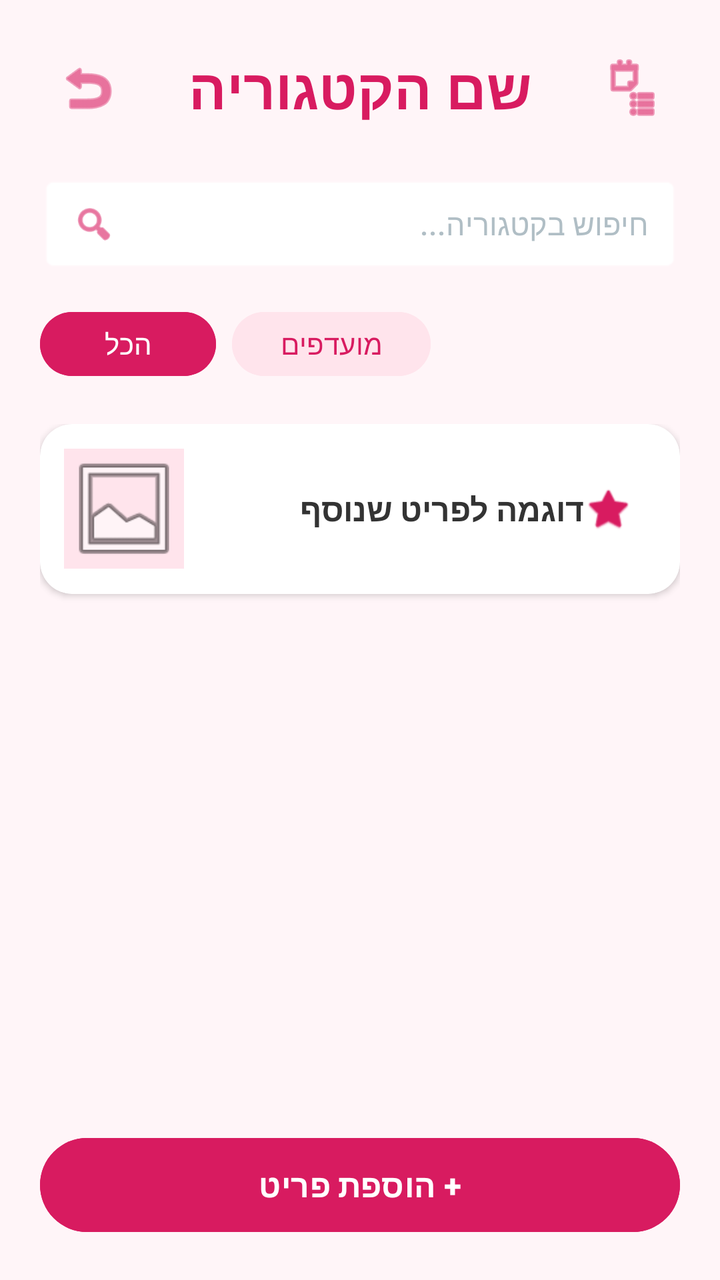
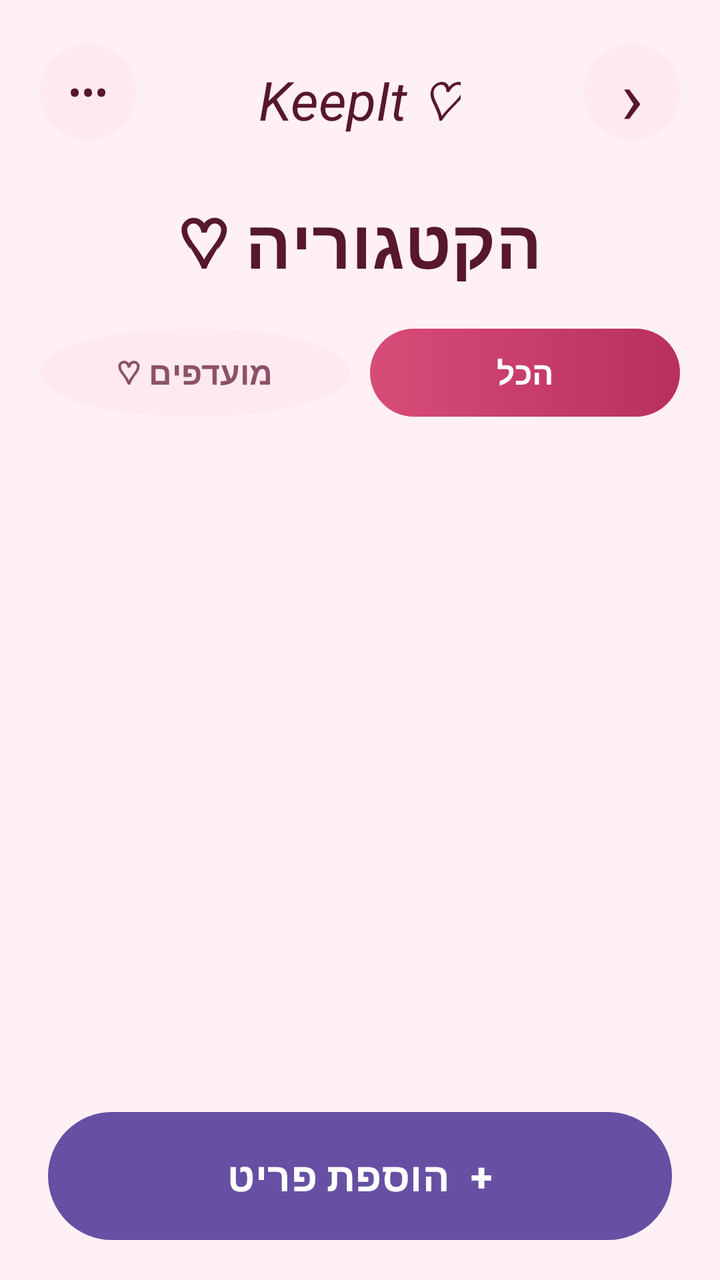

An Android layout rendered at two revisions. The XML below is the earlier revision; the diff shows what the commit changed to produce the second picture.
<!-- AndroidManifest.xml: application theme Theme.KeepIt -->
<!-- res/layout/activity_category.xml -->
<?xml version="1.0" encoding="utf-8"?>
<LinearLayout xmlns:android="http://schemas.android.com/apk/res/android"
    xmlns:app="http://schemas.android.com/apk/res-auto"
    android:layout_width="match_parent"
    android:layout_height="match_parent"
    android:orientation="vertical"
    android:background="#FFF5F8"
    android:padding="20dp">

    
    <LinearLayout
        android:layout_width="match_parent"
        android:layout_height="wrap_content"
        android:orientation="horizontal"
        android:gravity="center_vertical"
        android:layout_marginBottom="20dp">

        <FrameLayout
            android:id="@+id/backButton"
            android:layout_width="48dp"
            android:layout_height="48dp"
            android:clickable="true"
            android:focusable="true"
            android:background="?attr/selectableItemBackgroundBorderless">

            <ImageView
                android:layout_width="32dp"
                android:layout_height="32dp"
                android:layout_gravity="center"
                android:src="@android:drawable/ic_menu_revert"
                app:tint="#D81B60"
                android:contentDescription="חזרה" />
        </FrameLayout>

        <TextView
            android:id="@+id/categoryTitle"
            android:layout_width="0dp"
            android:layout_height="wrap_content"
            android:layout_weight="1"
            android:gravity="center"
            android:text="שם הקטגוריה"
            android:textColor="#D81B60"
            android:textSize="28sp"
            android:textStyle="bold"
            android:fontFamily="sans-serif-medium" />

        <ImageView
            android:id="@+id/topActionIcon"
            android:layout_width="48dp"
            android:layout_height="48dp"
            android:clickable="true"
            android:focusable="true"
            android:background="?attr/selectableItemBackgroundBorderless"
            android:padding="8dp"
            android:src="@android:drawable/ic_menu_agenda"
            app:tint="#D81B60"
            android:contentDescription="פעולה נוספת" />
    </LinearLayout>

    
    <LinearLayout
        android:layout_width="match_parent"
        android:layout_height="48dp"
        android:background="@android:drawable/editbox_background_normal"
        android:backgroundTint="#FFFFFF"
        android:orientation="horizontal"
        android:gravity="center_vertical"
        android:paddingStart="16dp"
        android:paddingEnd="16dp"
        android:layout_marginBottom="16dp"
        android:elevation="1dp">

        <ImageView
            android:layout_width="22dp"
            android:layout_height="22dp"
            android:src="@android:drawable/ic_menu_search"
            app:tint="#D81B60" />

        <TextView
            android:layout_width="match_parent"
            android:layout_height="wrap_content"
            android:text="חיפוש בקטגוריה..."
            android:textColor="#B0BEC5"
            android:textSize="15sp"
            android:layout_marginStart="12dp"
            android:fontFamily="sans-serif-medium" />
    </LinearLayout>

    
    <LinearLayout
        android:layout_width="match_parent"
        android:layout_height="wrap_content"
        android:orientation="horizontal"
        android:layout_marginBottom="20dp">

        <Button
            android:layout_width="wrap_content"
            android:layout_height="40dp"
            android:text="הכל"
            android:textColor="#FFFFFF"
            android:backgroundTint="#D81B60"
            android:textSize="14sp"
            android:fontFamily="sans-serif-medium"
            android:layout_marginEnd="8dp" />

        <Button
            android:layout_width="wrap_content"
            android:layout_height="40dp"
            android:text="מועדפים"
            android:textColor="#D81B60"
            android:backgroundTint="#FFE4EC"
            android:textSize="14sp"
            android:fontFamily="sans-serif-medium" />
    </LinearLayout>

    
    <ScrollView
        android:layout_width="match_parent"
        android:layout_height="0dp"
        android:layout_weight="1"
        android:fillViewport="true">

        <LinearLayout
            android:id="@+id/itemsContainer"
            android:layout_width="match_parent"
            android:layout_height="wrap_content"
            android:orientation="vertical">

            <androidx.cardview.widget.CardView
                android:layout_width="match_parent"
                android:layout_height="85dp"
                app:cardCornerRadius="16dp"
                app:cardElevation="2dp"
                app:cardBackgroundColor="#FFFFFF"
                android:layout_marginBottom="12dp">

                <LinearLayout
                    android:layout_width="match_parent"
                    android:layout_height="match_parent"
                    android:orientation="horizontal"
                    android:gravity="center_vertical"
                    android:padding="12dp">

                    <ImageView
                        android:layout_width="60dp"
                        android:layout_height="60dp"
                        android:background="#FFE4EC"
                        android:scaleType="centerCrop"
                        android:src="@android:drawable/ic_menu_gallery" />

                    <TextView
                        android:layout_width="0dp"
                        android:layout_height="wrap_content"
                        android:layout_marginStart="16dp"
                        android:layout_weight="1"
                        android:fontFamily="sans-serif-medium"
                        android:text="דוגמה לפריט שנוסף"
                        android:textColor="#333333"
                        android:textSize="16sp"
                        android:textStyle="bold" />

                    <ImageView
                        android:layout_width="24dp"
                        android:layout_height="24dp"
                        android:src="@android:drawable/btn_star"
                        app:tint="#D81B60"
                        android:layout_marginEnd="12dp" />
                </LinearLayout>
            </androidx.cardview.widget.CardView>

        </LinearLayout>
    </ScrollView>

    
    <Button
        android:id="@+id/addItemButton"
        android:layout_width="match_parent"
        android:layout_height="55dp"
        android:backgroundTint="#D81B60"
        android:text="+ הוספת פריט"
        android:textColor="#FFFFFF"
        android:textSize="16sp"
        android:textStyle="bold"
        android:fontFamily="sans-serif-medium"
        android:layout_marginTop="10dp" />

</LinearLayout>
<!-- resources referenced by this layout -->
<resources>
  <style name="Theme.KeepIt" parent="Base.Theme.KeepIt" />
  <style name="Base.Theme.KeepIt" parent="Theme.Material3.DayNight.NoActionBar">
          
          
      </style>
</resources>

<!-- the commit's change to res/layout/activity_category.xml (unified diff, before → after) -->
@@ -1,187 +1,143 @@
 <?xml version="1.0" encoding="utf-8"?>
-<LinearLayout xmlns:android="http://schemas.android.com/apk/res/android"
-    xmlns:app="http://schemas.android.com/apk/res-auto"
+<RelativeLayout xmlns:android="http://schemas.android.com/apk/res/android"
     android:layout_width="match_parent"
     android:layout_height="match_parent"
-    android:orientation="vertical"
-    android:background="#FFF5F8"
-    android:padding="20dp">
+    android:background="#FFF0F5"
+    android:layoutDirection="rtl">
 
-    
     <LinearLayout
+        android:id="@+id/categoryHeader"
         android:layout_width="match_parent"
         android:layout_height="wrap_content"
-        android:orientation="horizontal"
-        android:gravity="center_vertical"
-        android:layout_marginBottom="20dp">
+        android:orientation="vertical"
+        android:paddingStart="20dp"
+        android:paddingEnd="20dp"
+        android:paddingTop="22dp"
+        android:paddingBottom="12dp">
 
-        <FrameLayout
-            android:id="@+id/backButton"
-            android:layout_width="48dp"
-            android:layout_height="48dp"
-            android:clickable="true"
-            android:focusable="true"
-            android:background="?attr/selectableItemBackgroundBorderless">
+        <RelativeLayout
+            android:layout_width="match_parent"
+            android:layout_height="56dp">
 
-            <ImageView
-                android:layout_width="32dp"
-                android:layout_height="32dp"
-                android:layout_gravity="center"
-                android:src="@android:drawable/ic_menu_revert"
-                app:tint="#D81B60"
-                android:contentDescription="חזרה" />
-        </FrameLayout>
+            <TextView
+                android:id="@+id/backButton"
+                android:layout_width="48dp"
+                android:layout_height="48dp"
+                android:layout_alignParentStart="true"
+                android:gravity="center"
+                android:text="‹"
+                android:textColor="#57172D"
+                android:textSize="38sp"
+                android:background="@drawable/category_circle_button" />
+
+            <TextView
+                android:id="@+id/categoryLogo"
+                android:layout_width="wrap_content"
+                android:layout_height="wrap_content"
+                android:layout_centerInParent="true"
+                android:text="KeepIt ♡"
+                android:textColor="#57172D"
+                android:textSize="27sp"
+                android:textStyle="italic" />
+
+            <TextView
+                android:id="@+id/topActionIcon"
+                android:layout_width="48dp"
+                android:layout_height="48dp"
+                android:layout_alignParentEnd="true"
+                android:gravity="center"
+                android:text="•••"
+                android:textColor="#57172D"
+                android:textSize="20sp"
+                android:background="@drawable/category_circle_button" />
+
+        </RelativeLayout>
 
         <TextView
             android:id="@+id/categoryTitle"
-            android:layout_width="0dp"
+            android:layout_width="match_parent"
             android:layout_height="wrap_content"
-            android:layout_weight="1"
+            android:layout_marginTop="20dp"
+            android:layout_marginBottom="18dp"
             android:gravity="center"
-            android:text="שם הקטגוריה"
-            android:textColor="#D81B60"
-            android:textSize="28sp"
-            android:textStyle="bold"
-            android:fontFamily="sans-serif-medium" />
+            android:text="הקטגוריה ♡"
+            android:textColor="#57172D"
+            android:textSize="34sp"
+            android:textStyle="bold" />
 
-        <ImageView
-            android:id="@+id/topActionIcon"
-            android:layout_width="48dp"
+        
+        <LinearLayout
+            android:id="@+id/filterRow"
+            android:layout_width="match_parent"
             android:layout_height="48dp"
-            android:clickable="true"
-            android:focusable="true"
-            android:background="?attr/selectableItemBackgroundBorderless"
-            android:padding="8dp"
-            android:src="@android:drawable/ic_menu_agenda"
-            app:tint="#D81B60"
-            android:contentDescription="פעולה נוספת" />
+            android:orientation="horizontal"
+            android:gravity="center"
+            android:layout_marginBottom="8dp">
+
+            <TextView
+                android:id="@+id/filterAll"
+                android:layout_width="0dp"
+                android:layout_height="44dp"
+                android:layout_weight="1"
+                android:gravity="center"
+                android:text="הכל"
+                android:textSize="16sp"
+                android:textStyle="bold"
+                android:textColor="#FFFFFF"
+                android:background="@drawable/category_add_button" />
+
+            <TextView
+                android:id="@+id/filterFavorites"
+                android:layout_width="0dp"
+                android:layout_height="44dp"
+                android:layout_weight="1"
+                android:layout_marginStart="10dp"
+                android:gravity="center"
+                android:text="מועדפים ♡"
+                android:textSize="16sp"
+                android:textStyle="bold"
+                android:textColor="#8B5268"
+                android:background="@drawable/category_circle_button" />
+
+        </LinearLayout>
+
     </LinearLayout>
 
-    
-    <LinearLayout
+    <ScrollView
+        android:id="@+id/categoryScroll"
         android:layout_width="match_parent"
-        android:layout_height="48dp"
-        android:background="@android:drawable/editbox_background_normal"
-        android:backgroundTint="#FFFFFF"
-        android:orientation="horizontal"
-        android:gravity="center_vertical"
-        android:paddingStart="16dp"
-        android:paddingEnd="16dp"
-        android:layout_marginBottom="16dp"
-        android:elevation="1dp">
-
-        <ImageView
-            android:layout_width="22dp"
-            android:layout_height="22dp"
-            android:src="@android:drawable/ic_menu_search"
-            app:tint="#D81B60" />
-
-        <TextView
-            android:layout_width="match_parent"
-            android:layout_height="wrap_content"
-            android:text="חיפוש בקטגוריה..."
-            android:textColor="#B0BEC5"
-            android:textSize="15sp"
-            android:layout_marginStart="12dp"
-            android:fontFamily="sans-serif-medium" />
-    </LinearLayout>
-
-    
-    <LinearLayout
-        android:layout_width="match_parent"
-        android:layout_height="wrap_content"
-        android:orientation="horizontal"
-        android:layout_marginBottom="20dp">
-
-        <Button
-            android:layout_width="wrap_content"
-            android:layout_height="40dp"
-            android:text="הכל"
-            android:textColor="#FFFFFF"
-            android:backgroundTint="#D81B60"
-            android:textSize="14sp"
-            android:fontFamily="sans-serif-medium"
-            android:layout_marginEnd="8dp" />
-
-        <Button
-            android:layout_width="wrap_content"
-            android:layout_height="40dp"
-            android:text="מועדפים"
-            android:textColor="#D81B60"
-            android:backgroundTint="#FFE4EC"
-            android:textSize="14sp"
-            android:fontFamily="sans-serif-medium" />
-    </LinearLayout>
-
-    
-    <ScrollView
-        android:layout_width="match_parent"
-        android:layout_height="0dp"
-        android:layout_weight="1"
-        android:fillViewport="true">
+        android:layout_height="match_parent"
+        android:layout_below="@id/categoryHeader"
+        android:layout_above="@id/addItemButton"
+        android:clipToPadding="false"
+        android:fillViewport="true"
+        android:paddingStart="14dp"
+        android:paddingEnd="14dp"
+        android:paddingBottom="20dp"
+        android:scrollbars="none">
 
         <LinearLayout
             android:id="@+id/itemsContainer"
             android:layout_width="match_parent"
             android:layout_height="wrap_content"
-            android:orientation="vertical">
+            android:orientation="vertical" />
 
-            <androidx.cardview.widget.CardView
-                android:layout_width="match_parent"
-                android:layout_height="85dp"
-                app:cardCornerRadius="16dp"
-                app:cardElevation="2dp"
-                app:cardBackgroundColor="#FFFFFF"
-                android:layout_marginBottom="12dp">
-
-                <LinearLayout
-                    android:layout_width="match_parent"
-                    android:layout_height="match_parent"
-                    android:orientation="horizontal"
-                    android:gravity="center_vertical"
-                    android:padding="12dp">
-
-                    <ImageView
-                        android:layout_width="60dp"
-                        android:layout_height="60dp"
-                        android:background="#FFE4EC"
-                        android:scaleType="centerCrop"
-                        android:src="@android:drawable/ic_menu_gallery" />
-
-                    <TextView
-                        android:layout_width="0dp"
-                        android:layout_height="wrap_content"
-                        android:layout_marginStart="16dp"
-                        android:layout_weight="1"
-                        android:fontFamily="sans-serif-medium"
-                        android:text="דוגמה לפריט שנוסף"
-                        android:textColor="#333333"
-                        android:textSize="16sp"
-                        android:textStyle="bold" />
-
-                    <ImageView
-                        android:layout_width="24dp"
-                        android:layout_height="24dp"
-                        android:src="@android:drawable/btn_star"
-                        app:tint="#D81B60"
-                        android:layout_marginEnd="12dp" />
-                </LinearLayout>
-            </androidx.cardview.widget.CardView>
-
-        </LinearLayout>
     </ScrollView>
 
-    
     <Button
         android:id="@+id/addItemButton"
         android:layout_width="match_parent"
-        android:layout_height="55dp"
-        android:backgroundTint="#D81B60"
-        android:text="+ הוספת פריט"
+        android:layout_height="64dp"
+        android:layout_alignParentBottom="true"
+        android:layout_marginStart="24dp"
+        android:layout_marginEnd="24dp"
+        android:layout_marginBottom="20dp"
+        android:background="@drawable/category_add_button"
+        android:backgroundTint="@null"
+        android:text="+  הוספת פריט"
+        android:textAllCaps="false"
         android:textColor="#FFFFFF"
-        android:textSize="16sp"
-        android:textStyle="bold"
-        android:fontFamily="sans-serif-medium"
-        android:layout_marginTop="10dp" />
+        android:textSize="20sp"
+        android:textStyle="bold" />
 
-</LinearLayout>
+</RelativeLayout>
<!-- resource entries referenced after the edit -->
@@ -1,5 +1,25 @@
 <!-- resources referenced by this layout -->
 <resources>
+  <!-- drawable category_add_button (drawable) -->
+  <?xml version="1.0" encoding="utf-8"?>
+  <shape xmlns:android="http://schemas.android.com/apk/res/android">
+  
+      <corners android:radius="40dp" />
+  
+      <gradient
+          android:angle="0"
+          android:startColor="#D84C78"
+          android:endColor="#B92F5D" />
+  
+  </shape>
+  <!-- drawable category_circle_button (drawable) -->
+  <?xml version="1.0" encoding="utf-8"?>
+  <shape xmlns:android="http://schemas.android.com/apk/res/android"
+      android:shape="oval">
+  
+      <solid android:color="#FFFFE9F0" />
+  
+  </shape>
   <style name="Theme.KeepIt" parent="Base.Theme.KeepIt" />
   <style name="Base.Theme.KeepIt" parent="Theme.Material3.DayNight.NoActionBar">
           
